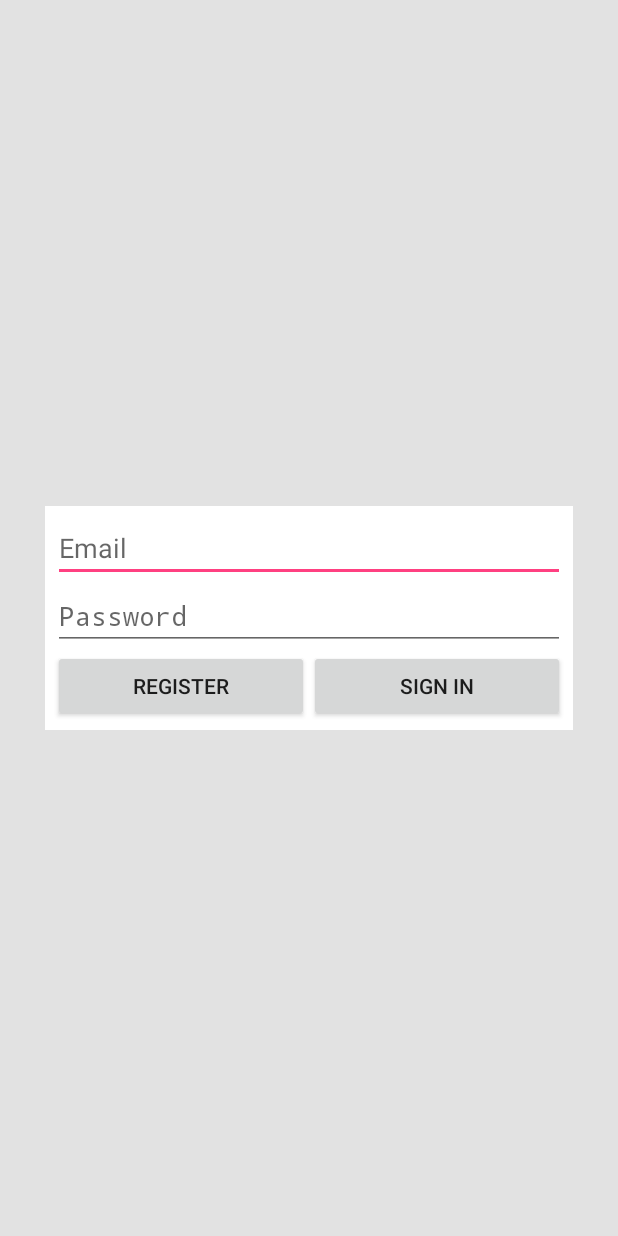
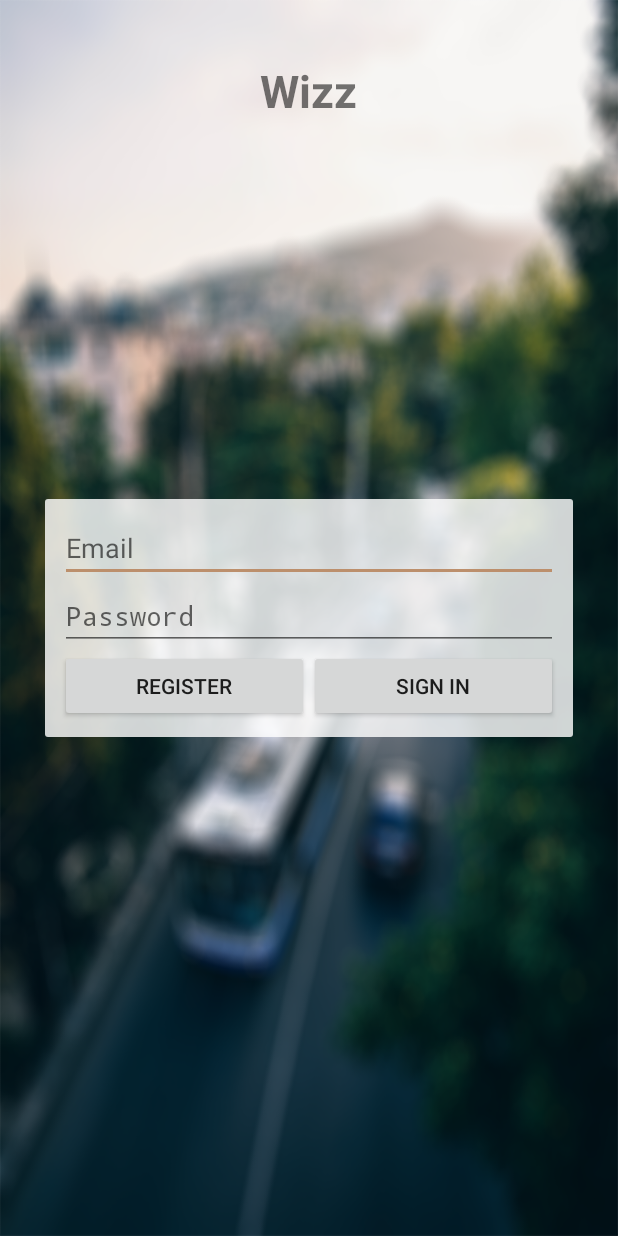
Before and after one commit to TyMarc/WizzApp, an Android app: the screen it shows after launch (LoginActivity), on a phone screen of 412 x 824 dp. Run offline under Robolectric (Android 15) with nearby library versions, the phone set to English and light mode, and no system bars; our stand-ins replace Firebase (no records; nobody signed in at launch, a user with empty details on screens opened directly); 1 statement that could not run was skipped.

Commit message:
Bg color, changed logo and changed name to Wizz

```diff
--- a/app/src/main/AndroidManifest.xml
+++ b/app/src/main/AndroidManifest.xml
@@ -6,7 +6,7 @@
 
     <application
         android:allowBackup="true"
-        android:icon="@mipmap/ic_launcher"
+        android:icon="@drawable/jackhammer"
         android:label="@string/app_name"
         android:supportsRtl="true"
         android:theme="@style/AppTheme">
--- a/app/src/main/java/com/groslaids/chatapp/LoginActivity.java
+++ b/app/src/main/java/com/groslaids/chatapp/LoginActivity.java
@@ -87,6 +87,7 @@ public class LoginActivity extends Activity implements View.OnClickListener {
                             if(task.isSuccessful()) {
                                 //User logged in
                                 MainActivity.show(LoginActivity.this);
+                                finish();
                             } else {
                                 //Error
                                 Log.i(TAG, "Error when logging user");
--- /dev/null
+++ b/app/src/main/res/drawable/bg_login_form.xml
@@ -0,0 +1,6 @@
+<?xml version="1.0" encoding="utf-8"?>
+<shape xmlns:android="http://schemas.android.com/apk/res/android">
+    <corners android:radius="2dp" />
+    <solid android:color="@color/bg_login_form" />
+
+</shape>
--- a/app/src/main/res/layout/activity_login.xml
+++ b/app/src/main/res/layout/activity_login.xml
@@ -2,15 +2,24 @@
 <RelativeLayout xmlns:android="http://schemas.android.com/apk/res/android"
     android:layout_width="match_parent"
     android:layout_height="match_parent"
-    android:background="@color/bg_login">
+    android:background="@drawable/bg_login">
+
+    <TextView
+        android:layout_width="wrap_content"
+        android:layout_height="wrap_content"
+        android:layout_centerHorizontal="true"
+        android:text="@string/app_name"
+        android:textSize="30sp"
+        android:textStyle="bold"
+        android:layout_marginTop="40dp"/>
 
     <RelativeLayout
         android:layout_width="wrap_content"
         android:layout_height="wrap_content"
         android:layout_marginLeft="30dp"
         android:layout_marginRight="30dp"
-        android:padding="5dp"
-        android:background="@color/bg_login_form"
+        android:padding="10dp"
+        android:background="@drawable/bg_login_form"
         android:layout_centerInParent="true">
 
         <EditText
--- a/app/src/main/res/values/colors.xml
+++ b/app/src/main/res/values/colors.xml
@@ -1,8 +1,8 @@
 <?xml version="1.0" encoding="utf-8"?>
 <resources>
-    <color name="colorPrimary">#3F51B5</color>
-    <color name="colorPrimaryDark">#303F9F</color>
-    <color name="colorAccent">#FF4081</color>
+    <color name="colorPrimary">#d2c7bb</color>
+    <color name="colorPrimaryDark">#836852</color>
+    <color name="colorAccent">#bc8f6c</color>
     <color name="bg_login">#e2e2e2</color>
-    <color name="bg_login_form">#FFFFFF</color>
+    <color name="bg_login_form">#CFFFFFFF</color>
 </resources>
--- a/app/src/main/res/values/strings.xml
+++ b/app/src/main/res/values/strings.xml
@@ -1,5 +1,5 @@
 <resources>
-    <string name="app_name">ChatApp</string>
+    <string name="app_name">Wizz</string>
     <string name="title_activity_login">Sign in</string>
 
     <!-- Strings related to login -->
```
Also changed, not shown: app/src/main/res/drawable-xhdpi/bg_login.png (added), app/src/main/res/drawable-xhdpi/jackhammer.png (added), app/src/main/res/mipmap-hdpi/ic_launcher.png (deleted), app/src/main/res/mipmap-mdpi/ic_launcher.png (deleted), app/src/main/res/mipmap-xhdpi/ic_launcher.png (deleted), app/src/main/res/mipmap-xxhdpi/ic_launcher.png (deleted), app/src/main/res/mipmap-xxxhdpi/ic_launcher.png (deleted).
